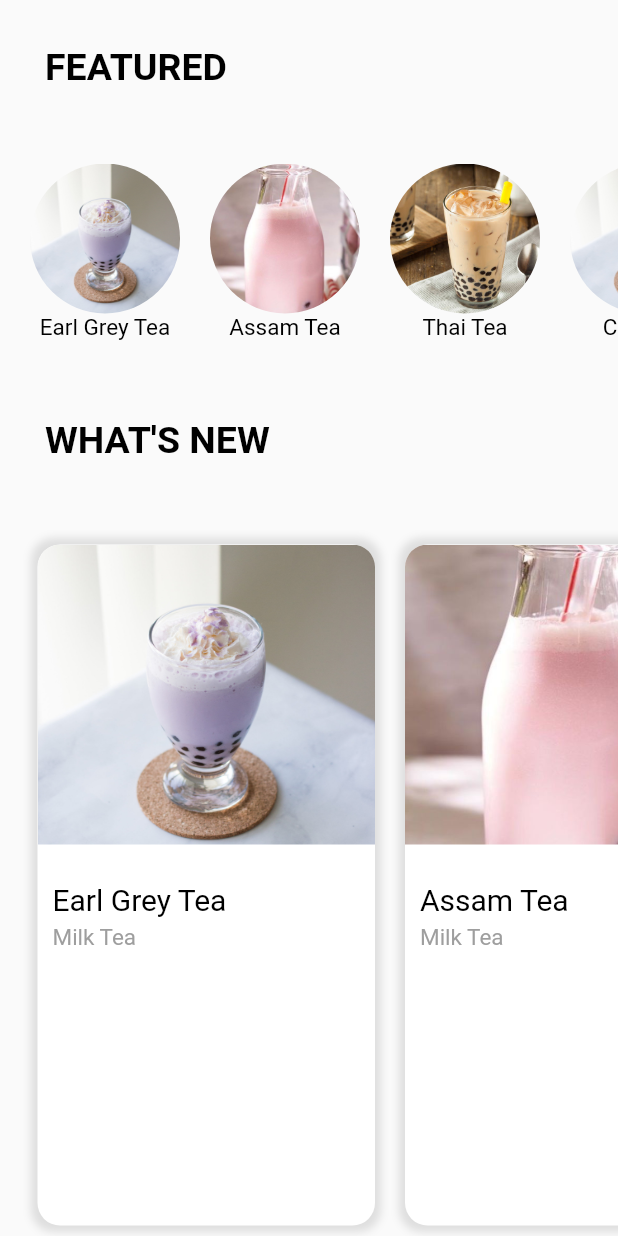
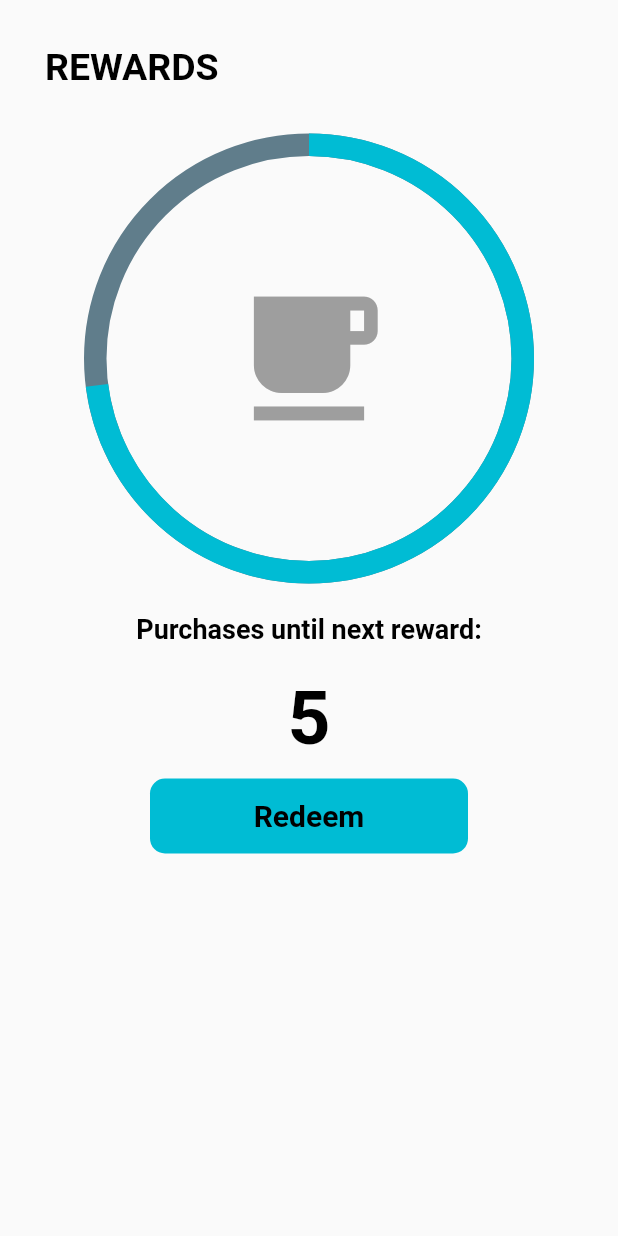
Before and after one commit to sabrinatouch/bobatouch, a Flutter app: the Rewards screen opened directly, on a phone screen of 412 x 824 dp. Run offline on Flutter 3.47's test engine with Material 2 defaults, Android fonts, the phone set to English and light mode, and no system bars; drawn by our look-alikes of percent_indicator.

Commit message:
added basic ui to rewards page

```diff
--- a/flutter_test/demo/lib/Rewards.dart
+++ b/flutter_test/demo/lib/Rewards.dart
@@ -1,4 +1,5 @@
 import 'package:flutter/material.dart';
+import 'package:percent_indicator/percent_indicator.dart';
 
 class Rewards extends StatefulWidget {
   @override
@@ -14,7 +15,7 @@ class _RewardsState extends State<Rewards> {
           Padding(
             padding: EdgeInsets.all(30.0),
             child: Text(
-              'FEATURED',
+              'REWARDS',
               style: TextStyle(
                 fontSize: 25.0,
                 fontWeight: FontWeight.bold,
@@ -22,51 +23,75 @@ class _RewardsState extends State<Rewards> {
               )
             )
           ),
+          new CircularPercentIndicator(
+            radius: 300.0,
+            lineWidth: 15.0,
+            percent: 0.73,
+            center: new Icon(
+              Icons.local_cafe,
+              size: 110.0,
+              color: Colors.grey,
+              ),
+            progressColor: Colors.cyan,
+            backgroundColor: Colors.blueGrey,
+          ),
           Padding(
-            padding: EdgeInsets.only(left: 10.0, top: 10.0, bottom: 10.0),
-            child: Container(
-              height: 140.0,
-              child: ListView(
-                scrollDirection: Axis.horizontal,
-                children: <Widget>[
-                  _buildFeaturedItem('assets/drink1.jpg', 'Earl Grey Tea'),
-                  _buildFeaturedItem('assets/drink2.jpg', 'Assam Tea'),
-                  _buildFeaturedItem('assets/drink3.jpg', 'Thai Tea'),
-                  _buildFeaturedItem('assets/drink1.jpg', 'Coconut'),
-                  _buildFeaturedItem('assets/drink2.jpg', 'Matcha'),
-                  _buildFeaturedItem('assets/drink3.jpg', 'Strawberry Milk'),
-                ],
+            padding: EdgeInsets.all(20.0),
+            child: Text(
+              'Purchases until next reward:',
+              textAlign: TextAlign.center,
+              style: TextStyle(
+                fontSize: 18.0,
+                fontWeight: FontWeight.bold,
+                color: Colors.black,
               )
             )
           ),
           Padding(
-            padding: EdgeInsets.all(30.0),
-              child: Text(
-                  'WHAT\'S NEW',
-                  style: TextStyle(
-                    fontSize: 25.0,
-                    fontWeight:FontWeight.bold,
-                    color: Colors.black,
-                  )
+            padding: EdgeInsets.all(0.0),
+            child: Text(
+              '5',
+              textAlign: TextAlign.center,
+              style: TextStyle(
+                fontSize: 50.0,
+                fontWeight: FontWeight.bold,
+                color: Colors.black,
               )
+            )
           ),
           Padding(
-            padding: EdgeInsets.only(left: 15.0, top: 15.0, bottom: 10.0),
-            child: Container(
-              height: MediaQuery.of(context).size.height - 350.0,
-              child: ListView(
-                scrollDirection: Axis.horizontal,
-                children: <Widget>[
-                  _buildWhatsNewItem('assets/drink1.jpg', 'Earl Grey Tea', 'Milk Tea'),
-                  _buildWhatsNewItem('assets/drink2.jpg', 'Assam Tea', 'Milk Tea'),
-                  _buildWhatsNewItem('assets/drink3.jpg', 'Brown Sugar Milk Tea Boba', 'Ice Cream'),
-                  _buildWhatsNewItem('assets/drink1.jpg', 'Thai Tea', 'Milk Tea')
-                ],
-              )
-            )
+            padding: EdgeInsets.only(
+              left: 100,
+              right: 100,
+              top: 10,
+              bottom: 10
+              ),
+            child: InkWell(
+              onTap: () {},
+              child: Container(
+                height: 50.0,
+                width: 100.0,
+                decoration: BoxDecoration(
+                  borderRadius: BorderRadius.circular(10.0),
+                  color: Colors.cyan,
+
+                ),
+                child: Center(
+                  child: Text(
+                    "Redeem",
+                    style: TextStyle(
+                      fontSize: 20,
+                      fontWeight: FontWeight.bold,
+                      color: Colors.black,
+
+                    ),
+                  ),
+                ),
+              ),
+            ),
           )
         ],
-      )
+      ),
     );
   }
 }
--- a/flutter_test/demo/lib/main.dart
+++ b/flutter_test/demo/lib/main.dart
@@ -1,5 +1,6 @@
 import 'package:flutter/material.dart';
 import 'HomePage.dart';
+import 'Rewards.dart';
 
 void main() => runApp(MyApp());
 
@@ -32,10 +33,7 @@ class _MyStatefulWidgetState extends State<MyStatefulWidget> {
       'on my',
       style: optionStyle,
     ),
-    Text(
-      'wheaties',
-      style: optionStyle,
-    ),
+    Rewards(),
     Text(
       'idk',
       style: optionStyle,
--- a/flutter_test/demo/pubspec.yaml
+++ b/flutter_test/demo/pubspec.yaml
@@ -24,6 +24,7 @@ dependencies:
   # Use with the CupertinoIcons class for iOS style icons.
   cupertino_icons: ^0.1.2
   english_words: ^3.1.5
+  percent_indicator: ^2.1.1+1
 
 dev_dependencies:
   flutter_test:
```
Also changed, not shown: flutter_test/demo/pubspec.lock.
